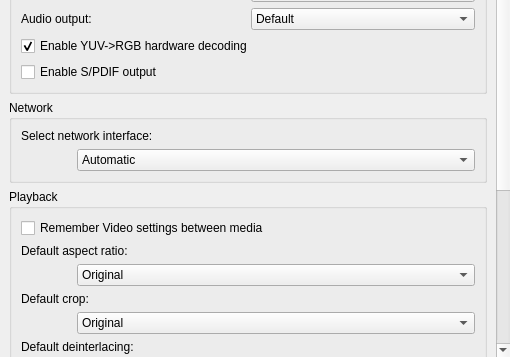
This is src/ui/settings/SettingsBackend.ui in ntadej/tano as Qt 5 draws it before an edit; both pictures show x 0 to 510 and y 159 to 516 of the 510 by 516 pixel window. The edited form follows.
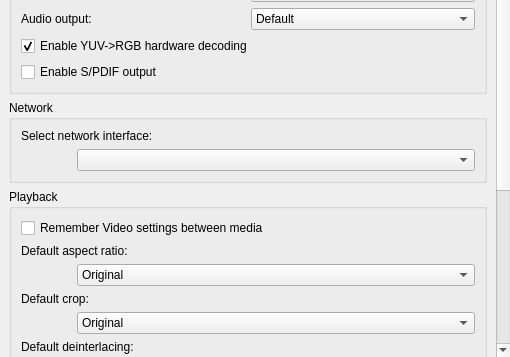
This is the edited form. Icons and pictures are not drawn.

Commit message: Select network interface

The edit to the form file:
```diff
--- a/src/ui/settings/SettingsBackend.ui
+++ b/src/ui/settings/SettingsBackend.ui
@@ -173,13 +173,7 @@
            </widget>
           </item>
           <item row="1" column="1">
-           <widget class="QComboBox" name="comboNetwork">
-            <item>
-             <property name="text">
-              <string>Automatic</string>
-             </property>
-            </item>
-           </widget>
+           <widget class="QComboBox" name="comboNetwork"/>
           </item>
          </layout>
         </widget>
```
The commit also changes 3 other files.
